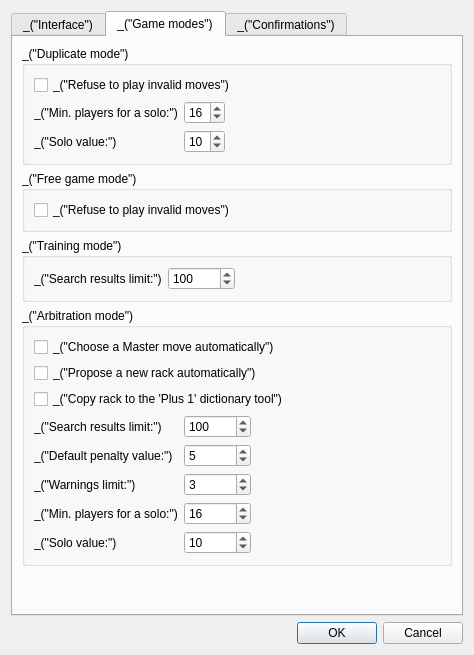
Qt form qt/ui/prefs_dialog.ui (cjlano/eliot) before a commit.
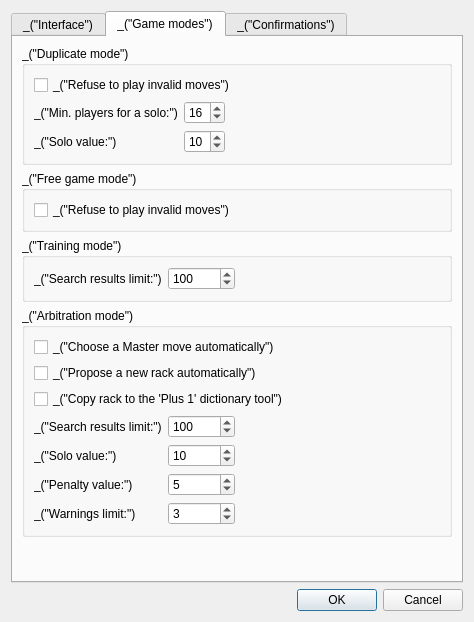
The same form after that commit.

Commit message:
Arbitration: do not handle solos automatically.
The arbitrator has to specify them manually. Otherwise, we cannot know
when a turn is complete and thus we cannot determine if solos can/should
be applied.

```diff
--- a/qt/ui/prefs_dialog.ui
+++ b/qt/ui/prefs_dialog.ui
@@ -7,7 +7,7 @@
     <x>0</x>
     <y>0</y>
     <width>474</width>
-    <height>655</height>
+    <height>622</height>
    </rect>
   </property>
   <property name="windowTitle">
@@ -363,7 +363,7 @@
           </item>
           <item>
            <layout class="QGridLayout" name="gridLayout_3">
-            <item row="2" column="1">
+            <item row="3" column="1">
              <widget class="QSpinBox" name="spinBoxArbitWarnLimit">
               <property name="value">
                <number>3</number>
@@ -380,22 +380,22 @@
               </property>
              </widget>
             </item>
-            <item row="1" column="0">
+            <item row="2" column="0">
              <widget class="QLabel" name="label_10">
               <property name="text">
-               <string>_(&quot;Default penalty value:&quot;)</string>
+               <string>_(&quot;Penalty value:&quot;)</string>
               </property>
              </widget>
             </item>
-            <item row="2" column="0">
+            <item row="3" column="0">
              <widget class="QLabel" name="label_6">
               <property name="text">
                <string>_(&quot;Warnings limit:&quot;)</string>
               </property>
              </widget>
             </item>
-            <item row="1" column="1">
-             <widget class="QSpinBox" name="spinBoxArbitDefPenalty">
+            <item row="2" column="1">
+             <widget class="QSpinBox" name="spinBoxArbitPenaltyValue">
               <property name="toolTip">
                <string>_(&quot;Default number of points for a penalty&quot;)</string>
               </property>
@@ -407,13 +407,6 @@
               </property>
              </widget>
             </item>
-            <item row="0" column="0">
-             <widget class="QLabel" name="label_9">
-              <property name="text">
-               <string>_(&quot;Search results limit:&quot;)</string>
-              </property>
-             </widget>
-            </item>
             <item row="0" column="2">
              <spacer name="horizontalSpacer_3">
               <property name="orientation">
@@ -427,7 +420,21 @@
               </property>
              </spacer>
             </item>
-            <item row="4" column="1">
+            <item row="0" column="0">
+             <widget class="QLabel" name="label_9">
+              <property name="text">
+               <string>_(&quot;Search results limit:&quot;)</string>
+              </property>
+             </widget>
+            </item>
+            <item row="1" column="0">
+             <widget class="QLabel" name="label_12">
+              <property name="text">
+               <string>_(&quot;Solo value:&quot;)</string>
+              </property>
+             </widget>
+            </item>
+            <item row="1" column="1">
              <widget class="QSpinBox" name="spinBoxArbitSoloValue">
               <property name="toolTip">
                <string>_(&quot;Value of the solo bonus. Set it to 0 if you don't want solo bonus&quot;)</string>
@@ -437,30 +444,6 @@
               </property>
              </widget>
             </item>
-            <item row="4" column="0">
-             <widget class="QLabel" name="label_12">
-              <property name="text">
-               <string>_(&quot;Solo value:&quot;)</string>
-              </property>
-             </widget>
-            </item>
-            <item row="3" column="0">
-             <widget class="QLabel" name="label_11">
-              <property name="text">
-               <string>_(&quot;Min. players for a solo:&quot;)</string>
-              </property>
-             </widget>
-            </item>
-            <item row="3" column="1">
-             <widget class="QSpinBox" name="spinBoxArbitSoloPlayers">
-              <property name="toolTip">
-               <string>_(&quot;Minimum number of players needed to take into account the solo bonus&quot;)</string>
-              </property>
-              <property name="value">
-               <number>16</number>
-              </property>
-             </widget>
-            </item>
            </layout>
           </item>
          </layout>
```
Left out of the diff: 2 changed lines with no effect on the pictures. The commit also changes 11 other files.
